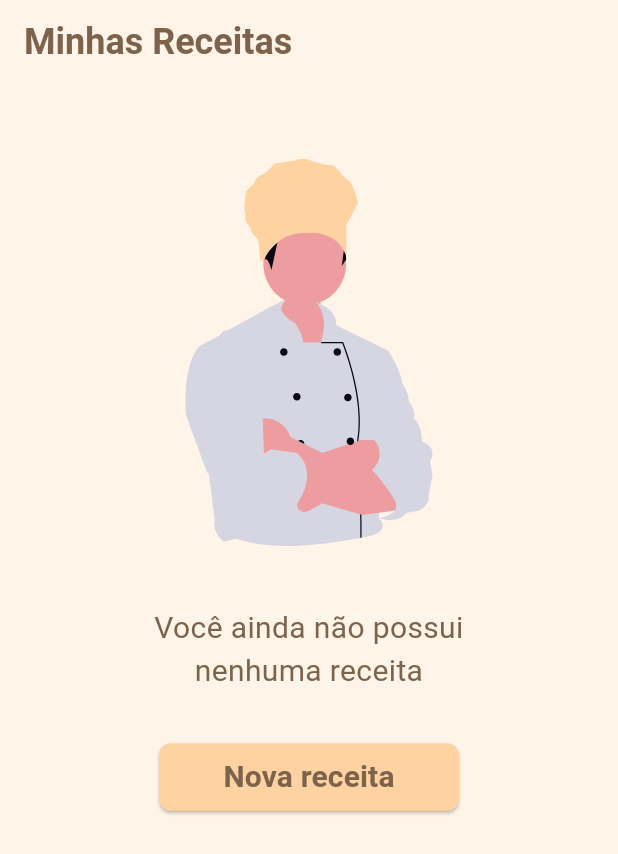
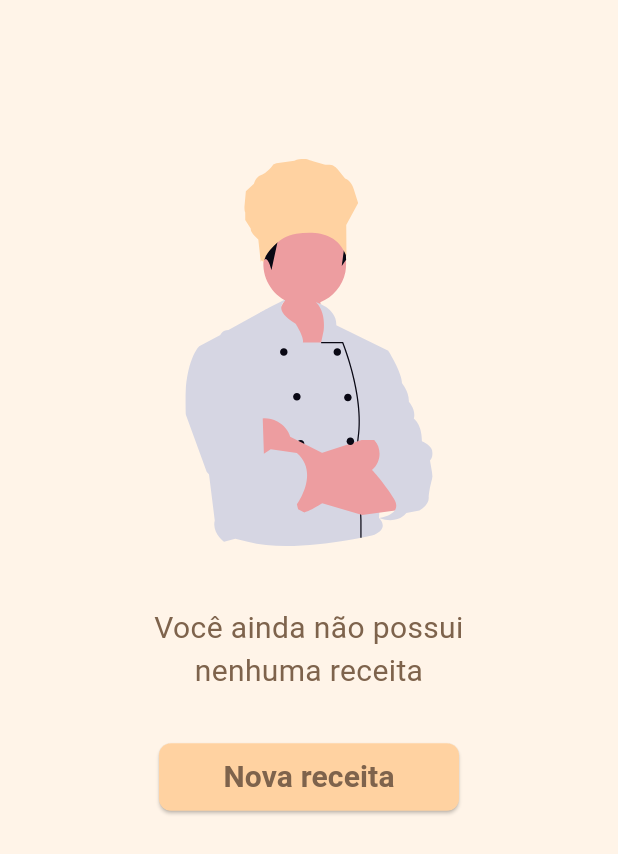
Before and after one commit to Jonathanmoreiraa/minhas_receitas, a Flutter app: the screen it shows after launch, on a phone screen of 412 x 824 dp. Shown: the top 854 px of the screen. Run offline on Flutter 3.47's test engine with Material 3 defaults, Android fonts, the phone set to English and light mode, and no system bars; our stand-ins replace dotted_border, flutter_svg, image_picker, pdf, printing, sqflite and 1 more; missing offline and left inert: flutter_quill; accounts and stored records are empty.

Commit message:
Remoção screenshot e ajustes de nome

```diff
--- a/lib/main.dart
+++ b/lib/main.dart
@@ -12,7 +12,7 @@ class MyApp extends StatelessWidget {
   @override
   Widget build(BuildContext context) {
     return MaterialApp(
-      title: 'Minhas Receitas',
+      title: 'Meu Livro de Receitas',
       localizationsDelegates: const [
         FlutterQuillLocalizations.delegate,
         GlobalMaterialLocalizations.delegate,
--- a/lib/presentation/screens/add_screen.dart
+++ b/lib/presentation/screens/add_screen.dart
@@ -83,7 +83,6 @@ class _AddScreenState extends State<AddScreen> {
   }
 
   Future<void> _selecionarImagem() async {
-    print("clicou");
     final XFile? imagemSelecionada = await _picker.pickImage(
       source: ImageSource.gallery,
       maxHeight: 600,
--- a/lib/presentation/screens/home_screen.dart
+++ b/lib/presentation/screens/home_screen.dart
@@ -74,7 +74,7 @@ class _HomeScreenState extends State<HomeScreen> {
         backgroundColor: Colors.transparent,
         automaticallyImplyLeading: false,
         elevation: 0,
-        title: Text("Minhas Receitas"),
+        title: _receitas.isNotEmpty ? Text("Minhas Receitas") : Text(""),
         titleTextStyle: TextStyle(
           fontSize: 24,
           fontWeight: FontWeight.bold,
--- a/pubspec.yaml
+++ b/pubspec.yaml
@@ -41,7 +41,6 @@ dependencies:
   path_provider: ^2.1.5
   sqflite_common_ffi: ^2.3.5
   dotted_border: ^3.0.1
-  screenshot: ^3.0.0
   pdf: ^3.11.3
   printing: ^5.14.2
   image_picker: ^1.1.2
```
Also changed, not shown: lib/presentation/screens/view_screen.dart (+1 -14 lines), pubspec.lock, 3 other files.
